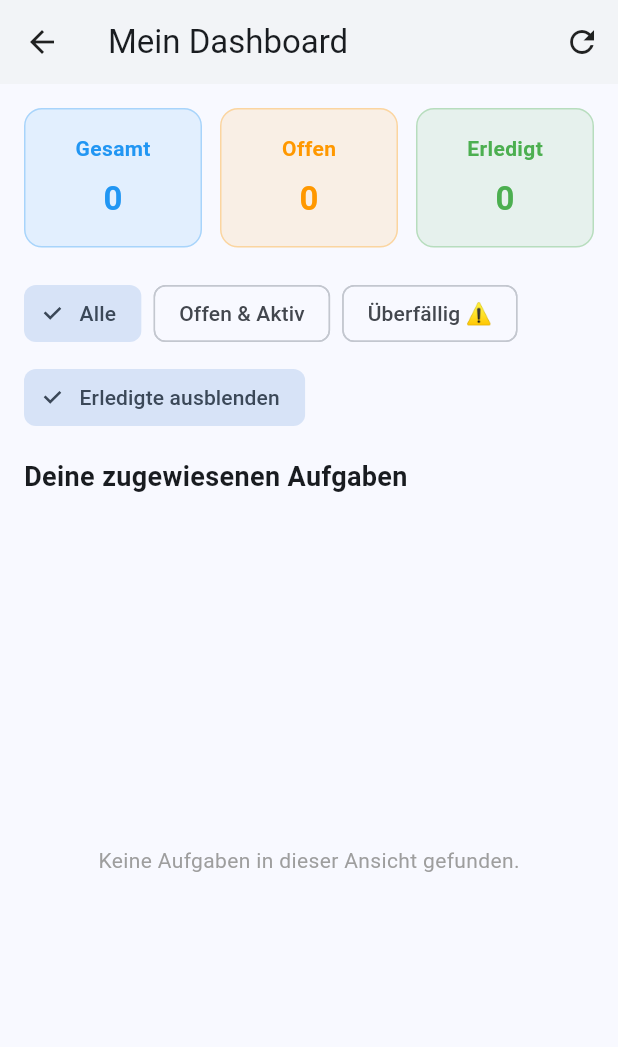
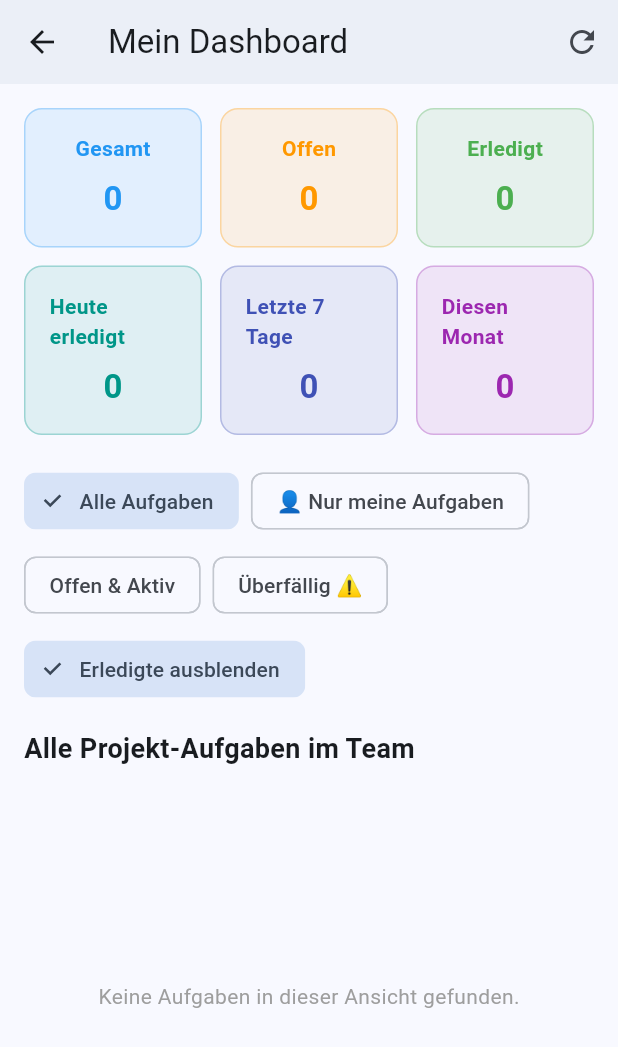
Before and after one commit to wedel88/myplanner, a Flutter app: the UserDashboardScreen screen opened directly, on a phone screen of 412 x 824 dp. Shown: the top 1047 px of the screen. Run offline on Flutter 3.47's test engine with Material 3 defaults, Android fonts, the phone set to English and light mode, and no system bars; our stand-ins replace material_ui, shared_preferences; accounts and stored records are empty; network calls fail.

Commit message:
Dashboard-Filter (Nur meine Aufgaben) & Backend Project/Dashboard-User Fixes

```diff
--- a/frontend/lib/screens/user_dashboard_screen.dart
+++ b/frontend/lib/screens/user_dashboard_screen.dart
@@ -3,6 +3,7 @@ import 'dart:convert';
 import 'package:material_ui/material_ui.dart';
 import 'package:http/http.dart' as http;
 
+import '../main.dart';
 import '../services/auth_service.dart';
 import 'project_detail_screen.dart';
 
@@ -17,25 +18,41 @@ class _UserDashboardScreenState extends State<UserDashboardScreen> {
   bool _isLoading = true;
   List<dynamic> _tasks = [];
   Map<String, dynamic> _stats = {'total': 0, 'completed': 0, 'pending': 0};
+  int? _currentUserId; // 👈 ID des eigenen Users für den Filter
 
   // Filter-Zustände
   String _selectedFilter = 'all'; // 'all', 'pending', 'overdue'
   bool _hideCompleted = true; // Erledigte ausblenden
-
-  final String baseUrl = 'http://127.0.0.1:8000/api';
+  bool _onlyMyTasks = false; // 👈 Neuer Schalter: Nur meine Aufgaben
 
   @override
   void initState() {
     super.initState();
-    _fetchDashboardData();
+    _loadUserAndDashboardData();
   }
 
-  Future<void> _fetchDashboardData() async {
+  Future<void> _loadUserAndDashboardData() async {
     final headers = await AuthService.getHeaders();
 
     try {
+      // 1. Eigenen User abrufen, um die ID für den "Nur meine Aufgaben"-Filter zu haben
+      final userResponse = await http.get(
+        Uri.parse('$apiBaseUrl/me'),
+        headers: headers,
+      );
+
+      if (userResponse.statusCode == 200) {
+        final userData = json.decode(userResponse.body);
+        setState(() {
+          // Je nachdem, wie dein /me Endpoint das Objekt zurückgibt (z.B. direkt als User oder unter 'user')
+          _currentUserId = userData['id'] ?? userData['user']?['id'];
+        });
+        debugPrint('Eingeloggter User ID ist: $_currentUserId');
+      }
+
+      // 2. Dashboard-Daten laden
       final response = await http.get(
-        Uri.parse('$baseUrl/dashboard/tasks'),
+        Uri.parse('$apiBaseUrl/dashboard/tasks'),
         headers: headers,
       );
 
@@ -57,7 +74,6 @@ class _UserDashboardScreenState extends State<UserDashboardScreen> {
     }
   }
 
-  // Hilfsfunktion für einheitliche Status-Farben
   Color _getStatusColor(String? status) {
     switch (status) {
       case 'completed':
@@ -84,16 +100,27 @@ class _UserDashboardScreenState extends State<UserDashboardScreen> {
 
   @override
   Widget build(BuildContext context) {
-    // Aufgaben filtern basierend auf dem ausgewählten Filter und dem "Erledigte ausblenden"-Schalter
+    // Aufgaben filtern basierend auf allen aktivierten Kriterien
     final filteredTasks = _tasks.where((task) {
       final status = task['status'] ?? 'open';
+      final assignedUserId = task['assigned_user_id'];
 
-      // 1. Erledigte ausblenden
+      // 1. "Nur meine Aufgaben"-Filter (Strenge Prüfung!)
+      if (_onlyMyTasks) {
+        // Wenn dem Task niemand zugewiesen ist (null) ODER die ID nicht zu meinem User passt -> Verstecken!
+        if (assignedUserId == null ||
+            _currentUserId == null ||
+            assignedUserId.toString() != _currentUserId.toString()) {
+          return false;
+        }
+      }
+
+      // 2. Erledigte ausblenden
       if (_hideCompleted && status == 'completed') {
         return false;
       }
 
-      // 2. Filter anwenden
+      // 3. Status-Filter
       if (_selectedFilter == 'pending') {
         return status != 'completed';
       } else if (_selectedFilter == 'overdue') {
@@ -108,16 +135,14 @@ class _UserDashboardScreenState extends State<UserDashboardScreen> {
     return Scaffold(
       appBar: AppBar(
         title: const Text('Mein Dashboard'),
-        backgroundColor: Colors.white,
         elevation: 2,
-        iconTheme: const IconThemeData(color: Colors.black87),
         actions: [
           IconButton(
             icon: const Icon(Icons.refresh),
             tooltip: 'Aktualisieren',
             onPressed: () {
               setState(() => _isLoading = true);
-              _fetchDashboardData();
+              _loadUserAndDashboardData();
             },
           ),
         ],
@@ -151,6 +176,28 @@ class _UserDashboardScreenState extends State<UserDashboardScreen> {
                       ),
                     ],
                   ),
+                  const SizedBox(height: 12),
+                  Row(
+                    children: [
+                      _buildStatCard(
+                        'Heute erledigt',
+                        '${_stats['completed_today'] ?? 0}',
+                        Colors.teal,
+                      ),
+                      const SizedBox(width: 12),
+                      _buildStatCard(
+                        'Letzte 7 Tage',
+                        '${_stats['completed_week'] ?? 0}',
+                        Colors.indigo,
+                      ),
+                      const SizedBox(width: 12),
+                      _buildStatCard(
+                        'Diesen Monat',
+                        '${_stats['completed_month'] ?? 0}',
+                        Colors.purple,
+                      ),
+                    ],
+                  ),
                   const SizedBox(height: 20),
 
                   // Filter-Leiste & Schalter
@@ -159,12 +206,22 @@ class _UserDashboardScreenState extends State<UserDashboardScreen> {
                     runSpacing: 8.0,
                     crossAxisAlignment: WrapCrossAlignment.center,
                     children: [
+                      // 👉 NEU: Zuweisungs-Filter (Alle vs. Nur meine)
                       ChoiceChip(
-                        label: const Text('Alle'),
-                        selected: _selectedFilter == 'all',
+                        label: const Text('Alle Aufgaben'),
+                        selected: !_onlyMyTasks,
                         onSelected: (selected) =>
-                            setState(() => _selectedFilter = 'all'),
+                            setState(() => _onlyMyTasks = false),
                       ),
+                      ChoiceChip(
+                        label: const Text('👤 Nur meine Aufgaben'),
+                        selected: _onlyMyTasks,
+                        onSelected: (selected) =>
+                            setState(() => _onlyMyTasks = true),
+                      ),
+                      const SizedBox(width: 8),
+
+                      // Status-Filter
                       ChoiceChip(
                         label: const Text('Offen & Aktiv'),
                         selected: _selectedFilter == 'pending',
@@ -177,7 +234,9 @@ class _UserDashboardScreenState extends State<UserDashboardScreen> {
                         onSelected: (selected) =>
                             setState(() => _selectedFilter = 'overdue'),
                       ),
-                      const VerticalDivider(),
+                      const SizedBox(width: 8),
+
+                      // Erledigte ausblenden
                       FilterChip(
                         label: const Text('Erledigte ausblenden'),
                         selected: _hideCompleted,
@@ -188,9 +247,14 @@ class _UserDashboardScreenState extends State<UserDashboardScreen> {
                   ),
                   const SizedBox(height: 16),
 
-                  const Text(
-                    'Deine zugewiesenen Aufgaben',
-                    style: TextStyle(fontSize: 18, fontWeight: FontWeight.bold),
+                  Text(
+                    _onlyMyTasks
+                        ? 'Deine persönlichen Aufgaben'
+                        : 'Alle Projekt-Aufgaben im Team',
+                    style: const TextStyle(
+                      fontSize: 18,
+                      fontWeight: FontWeight.bold,
+                    ),
                   ),
                   const SizedBox(height: 8),
 
@@ -215,7 +279,6 @@ class _UserDashboardScreenState extends State<UserDashboardScreen> {
                               final status = task['status'] ?? 'open';
                               final dueAt = task['due_at'];
 
-                              // Prüfen ob überfällig
                               bool isOverdue = false;
                               if (dueAt != null && status != 'completed') {
                                 final dueDate = DateTime.parse(dueAt);
@@ -231,7 +294,6 @@ class _UserDashboardScreenState extends State<UserDashboardScreen> {
                                 child: ListTile(
                                   onTap: () {
                                     if (projectId != null) {
-                                      // Klick führt direkt ins jeweilige Projekt-Board!
                                       Navigator.push(
                                         context,
                                         MaterialPageRoute(
```
Also changed, not shown: 2 other files.
